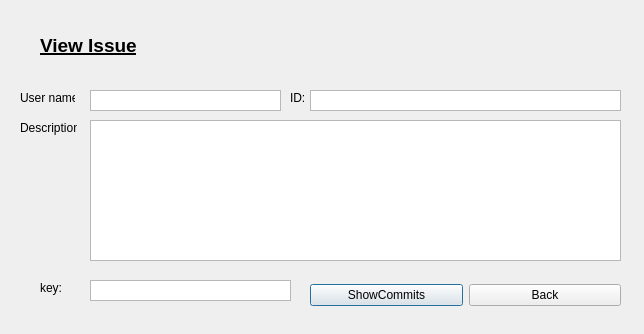
This is CSCI334/viewissue.ui in mreidss/CSCI334 as Qt 5 draws it before an edit. The edited form follows.
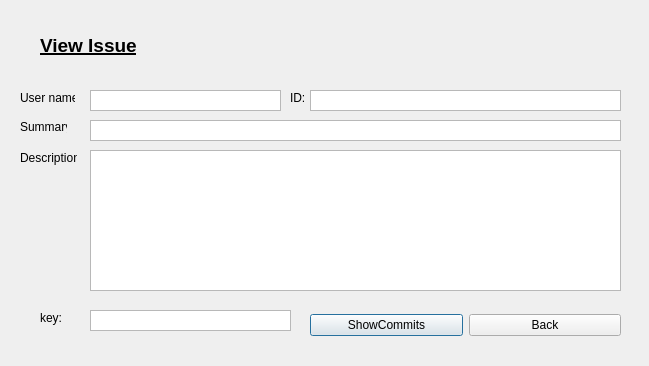
This is the edited form.

Diff of the .ui file:
```diff
--- a/CSCI334/viewissue.ui
+++ b/CSCI334/viewissue.ui
@@ -6,8 +6,8 @@
    <rect>
     <x>0</x>
     <y>0</y>
-    <width>644</width>
-    <height>334</height>
+    <width>649</width>
+    <height>366</height>
    </rect>
   </property>
   <property name="windowTitle">
@@ -54,7 +54,7 @@
    <property name="geometry">
     <rect>
      <x>90</x>
-     <y>120</y>
+     <y>150</y>
      <width>531</width>
      <height>141</height>
     </rect>
@@ -86,7 +86,7 @@
    <property name="geometry">
     <rect>
      <x>90</x>
-     <y>280</y>
+     <y>310</y>
      <width>201</width>
      <height>21</height>
     </rect>
@@ -96,7 +96,7 @@
    <property name="geometry">
     <rect>
      <x>310</x>
-     <y>270</y>
+     <y>300</y>
      <width>311</width>
      <height>51</height>
     </rect>
@@ -148,7 +148,7 @@
    <property name="geometry">
     <rect>
      <x>20</x>
-     <y>120</y>
+     <y>150</y>
      <width>57</width>
      <height>16</height>
     </rect>
@@ -161,7 +161,7 @@
    <property name="geometry">
     <rect>
      <x>40</x>
-     <y>280</y>
+     <y>310</y>
      <width>21</width>
      <height>16</height>
     </rect>
@@ -170,6 +170,29 @@
     <string>key:</string>
    </property>
   </widget>
+  <widget class="QLabel" name="label_4">
+   <property name="geometry">
+    <rect>
+     <x>20</x>
+     <y>120</y>
+     <width>47</width>
+     <height>13</height>
+    </rect>
+   </property>
+   <property name="text">
+    <string>Summary:</string>
+   </property>
+  </widget>
+  <widget class="QListWidget" name="summary">
+   <property name="geometry">
+    <rect>
+     <x>90</x>
+     <y>120</y>
+     <width>531</width>
+     <height>21</height>
+    </rect>
+   </property>
+  </widget>
   <zorder>label_2</zorder>
   <zorder>label_5</zorder>
   <zorder>label_3</zorder>
```
Left out of the diff: 2 changed lines with no effect on the pictures.
